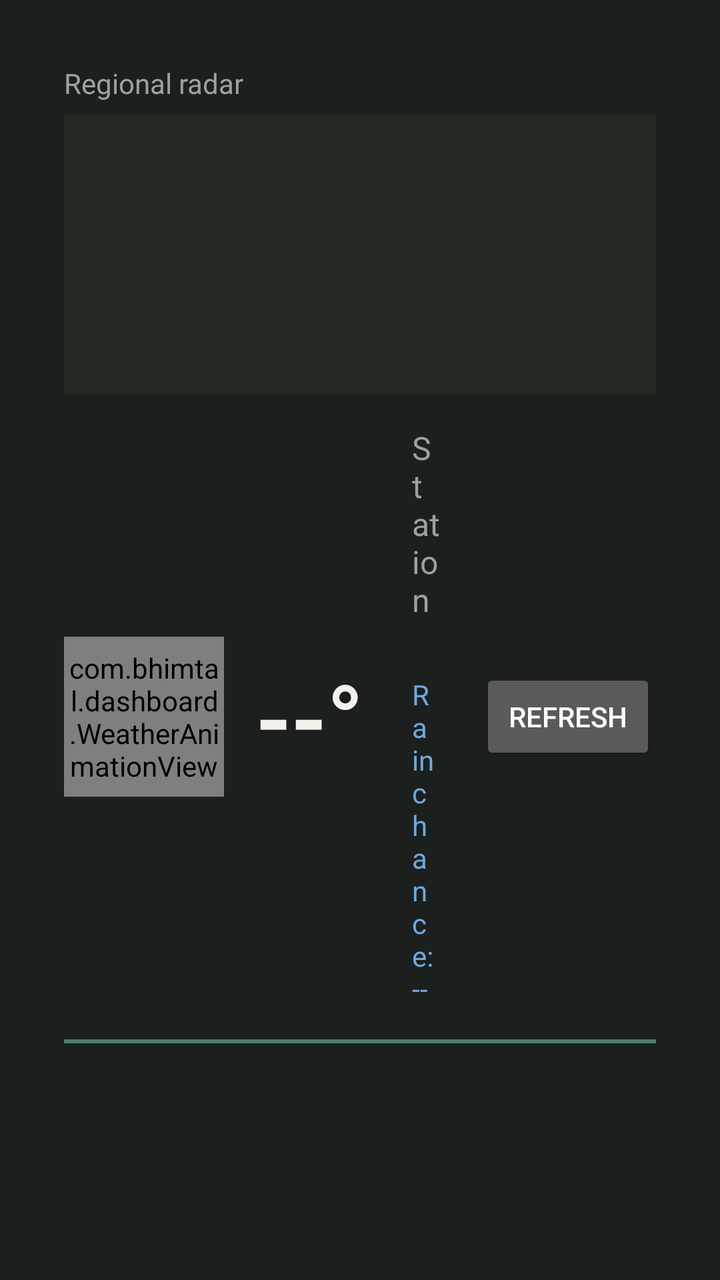
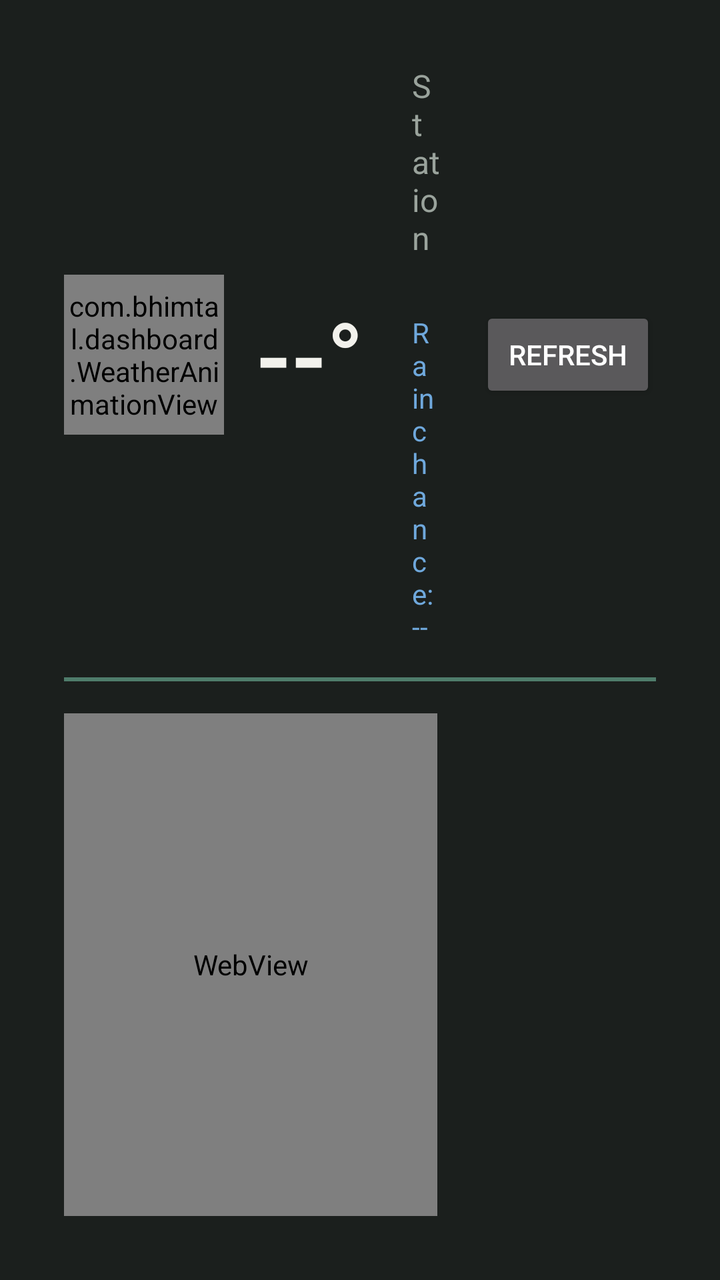

Two renders of the same Android screen: before a commit and after it. Below are the layout's source before the change and the commit's diff.
<!-- AndroidManifest.xml: application theme Theme.BhimtalDashboard -->
<!-- res/layout/activity_main.xml -->
<?xml version="1.0" encoding="utf-8"?>
<LinearLayout xmlns:android="http://schemas.android.com/apk/res/android"
    android:layout_width="match_parent"
    android:layout_height="match_parent"
    android:orientation="vertical"
    android:background="#1B1F1D"
    android:padding="32dp">

    
    <TextView
        android:layout_width="wrap_content"
        android:layout_height="wrap_content"
        android:text="Regional radar"
        android:textColor="#9AA39C"
        android:textSize="14sp"
        android:paddingBottom="6dp" />

    <ImageView
        android:id="@+id/radarImageView"
        android:layout_width="match_parent"
        android:layout_height="140dp"
        android:scaleType="centerCrop"
        android:background="#232823"
        android:layout_marginBottom="16dp" />

    
    <LinearLayout
        android:layout_width="match_parent"
        android:layout_height="wrap_content"
        android:orientation="horizontal"
        android:gravity="center_vertical"
        android:paddingBottom="16dp">

        <com.bhimtal.dashboard.WeatherAnimationView
            android:id="@+id/weatherAnimView"
            android:layout_width="80dp"
            android:layout_height="80dp" />

        <TextView
            android:id="@+id/tempText"
            android:layout_width="wrap_content"
            android:layout_height="wrap_content"
            android:layout_marginStart="16dp"
            android:text="--°"
            android:textSize="48sp"
            android:textStyle="bold"
            android:textColor="#F2F1EC"
            android:fontFamily="sans-serif-light" />

        <LinearLayout
            android:layout_width="0dp"
            android:layout_height="wrap_content"
            android:layout_weight="1"
            android:layout_marginStart="24dp"
            android:orientation="vertical">

            <TextView
                android:id="@+id/stationText"
                android:layout_width="wrap_content"
                android:layout_height="wrap_content"
                android:text="Station"
                android:textSize="16sp"
                android:textColor="#9AA39C" />

            <TextView
                android:id="@+id/weatherDetailText"
                android:layout_width="wrap_content"
                android:layout_height="wrap_content"
                android:layout_marginTop="4dp"
                android:text=""
                android:textSize="14sp"
                android:textColor="#F2F1EC" />

            <TextView
                android:id="@+id/rainChanceText"
                android:layout_width="wrap_content"
                android:layout_height="wrap_content"
                android:layout_marginTop="4dp"
                android:text="Rain chance: --"
                android:textSize="14sp"
                android:textColor="#6FA8DC" />
        </LinearLayout>

        <TextView
            android:id="@+id/lastUpdatedText"
            android:layout_width="wrap_content"
            android:layout_height="wrap_content"
            android:text=""
            android:textSize="13sp"
            android:textColor="#9AA39C"
            android:layout_marginEnd="20dp" />

        <Button
            android:id="@+id/refreshButton"
            android:layout_width="wrap_content"
            android:layout_height="wrap_content"
            android:text="Refresh"
            android:focusable="true"
            android:focusableInTouchMode="true" />
    </LinearLayout>

    
    <View
        android:layout_width="match_parent"
        android:layout_height="2dp"
        android:background="#4F7C6B"
        android:layout_marginBottom="16dp" />

    
    <ScrollView
        android:layout_width="match_parent"
        android:layout_height="0dp"
        android:layout_weight="1"
        android:fillViewport="true">

        <GridLayout
            android:id="@+id/newsGridContainer"
            android:layout_width="match_parent"
            android:layout_height="match_parent" />

    </ScrollView>

</LinearLayout>
<!-- resources referenced by this layout -->
<resources>
  <style name="Theme.BhimtalDashboard" parent="Theme.AppCompat.NoActionBar">
          <item name="android:windowBackground">#1B1F1D</item>
      </style>
</resources>

<!-- the commit's change to res/layout/activity_main.xml (unified diff, before → after) -->
@@ -5,23 +5,6 @@
     android:orientation="vertical"
     android:background="#1B1F1D"
     android:padding="32dp">
-
-    
-    <TextView
-        android:layout_width="wrap_content"
-        android:layout_height="wrap_content"
-        android:text="Regional radar"
-        android:textColor="#9AA39C"
-        android:textSize="14sp"
-        android:paddingBottom="6dp" />
-
-    <ImageView
-        android:id="@+id/radarImageView"
-        android:layout_width="match_parent"
-        android:layout_height="140dp"
-        android:scaleType="centerCrop"
-        android:background="#232823"
-        android:layout_marginBottom="16dp" />
 
     
     <LinearLayout
@@ -107,17 +90,35 @@
         android:layout_marginBottom="16dp" />
 
     
-    <ScrollView
+    <LinearLayout
         android:layout_width="match_parent"
         android:layout_height="0dp"
         android:layout_weight="1"
-        android:fillViewport="true">
+        android:orientation="horizontal">
 
-        <GridLayout
-            android:id="@+id/newsGridContainer"
-            android:layout_width="match_parent"
-            android:layout_height="match_parent" />
+        
+        <WebView
+            android:id="@+id/atlasWebView"
+            android:layout_width="0dp"
+            android:layout_height="match_parent"
+            android:layout_weight="2"
+            android:layout_marginEnd="16dp"
+            android:background="#1B1F1D"
+            android:focusable="false" />
 
-    </ScrollView>
+        
+        <ScrollView
+            android:layout_width="0dp"
+            android:layout_height="match_parent"
+            android:layout_weight="1"
+            android:fillViewport="true">
+
+            <GridLayout
+                android:id="@+id/newsGridContainer"
+                android:layout_width="match_parent"
+                android:layout_height="match_parent" />
+
+        </ScrollView>
+    </LinearLayout>
 
 </LinearLayout>
